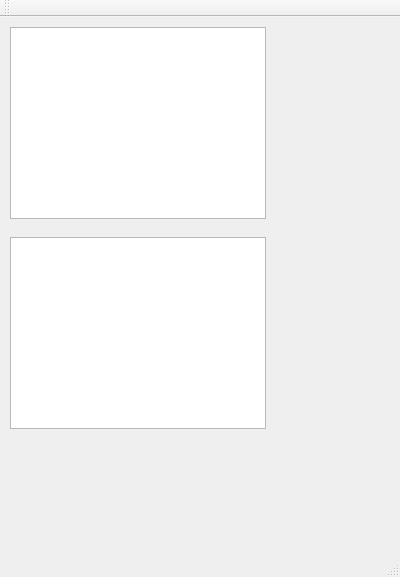
MuesliReep/TradeDeck, file src/mainwindow.ui: the form before one commit.
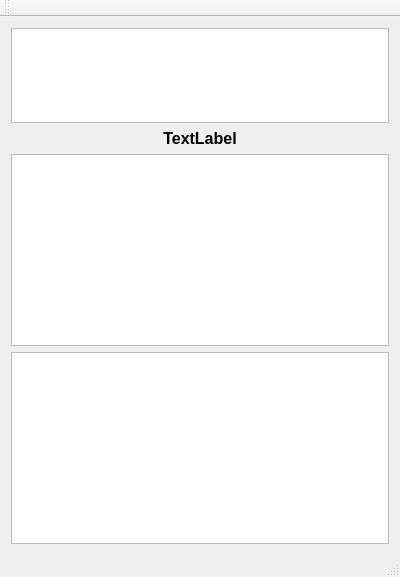
The form after the commit.

Commit message: Market trades now updated in UI

The edit to the form file:
```diff
--- a/src/mainwindow.ui
+++ b/src/mainwindow.ui
@@ -14,26 +14,51 @@
    <string>TradeDeck</string>
   </property>
   <widget class="QWidget" name="centralWidget">
-   <widget class="QListWidget" name="listWidgetAsks">
-    <property name="geometry">
-     <rect>
-      <x>10</x>
-      <y>10</y>
-      <width>256</width>
-      <height>192</height>
-     </rect>
-    </property>
-   </widget>
-   <widget class="QListWidget" name="listWidgetBids">
-    <property name="geometry">
-     <rect>
-      <x>10</x>
-      <y>220</y>
-      <width>256</width>
-      <height>192</height>
-     </rect>
-    </property>
-   </widget>
+   <layout class="QHBoxLayout" name="horizontalLayout">
+    <item>
+     <layout class="QVBoxLayout" name="verticalLayout">
+      <item>
+       <widget class="QListWidget" name="listWidgetBids">
+        <property name="sizeAdjustPolicy">
+         <enum>QAbstractScrollArea::AdjustToContents</enum>
+        </property>
+        <property name="editTriggers">
+         <set>QAbstractItemView::NoEditTriggers</set>
+        </property>
+        <property name="alternatingRowColors">
+         <bool>true</bool>
+        </property>
+        <property name="selectionMode">
+         <enum>QAbstractItemView::NoSelection</enum>
+        </property>
+       </widget>
+      </item>
+      <item>
+       <widget class="QLabel" name="labelLastTradeValue">
+        <property name="font">
+         <font>
+          <pointsize>12</pointsize>
+          <weight>75</weight>
+          <bold>true</bold>
+         </font>
+        </property>
+        <property name="text">
+         <string>TextLabel</string>
+        </property>
+        <property name="alignment">
+         <set>Qt::AlignCenter</set>
+        </property>
+       </widget>
+      </item>
+      <item>
+       <widget class="QListWidget" name="listWidgetAsks"/>
+      </item>
+      <item>
+       <widget class="QListWidget" name="listWidgetTrades"/>
+      </item>
+     </layout>
+    </item>
+   </layout>
   </widget>
   <widget class="QMenuBar" name="menuBar">
    <property name="geometry">
```
The commit also changes 6 other files.
